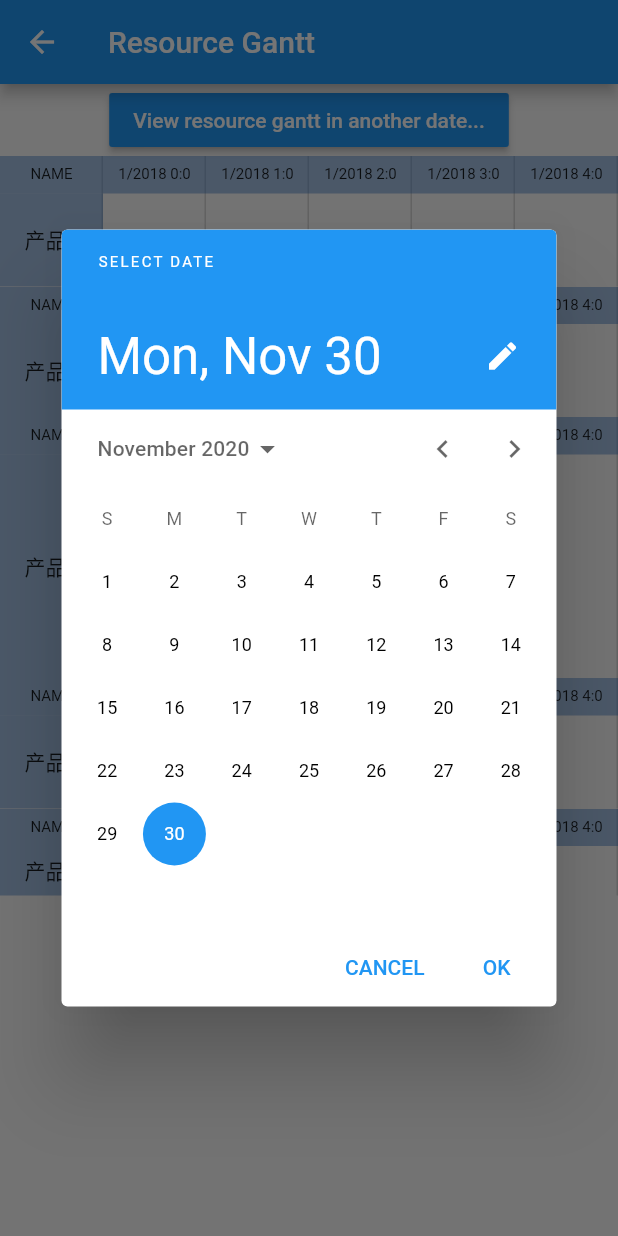
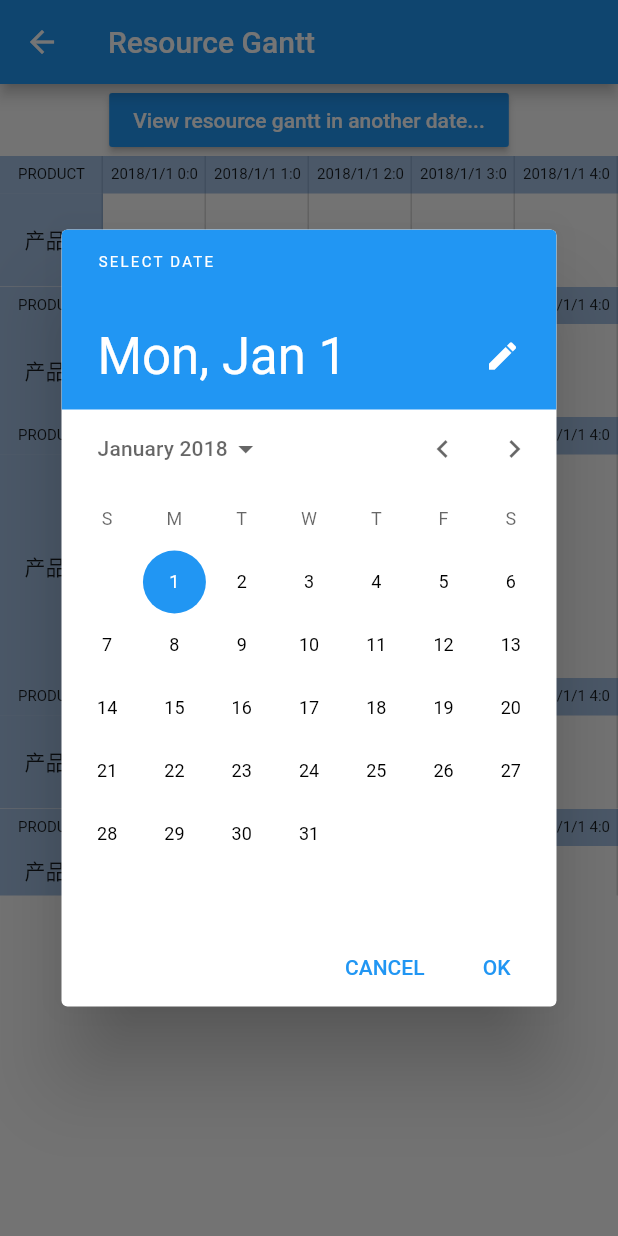
Before and after one commit to CCl4-NJU/gantt_flutter, a Flutter app: the GranttChartScreen screen opened directly, after a tap on "View resource gantt in another date...", on a phone screen of 412 x 824 dp. Run offline on Flutter 3.47's test engine with Material 2 defaults, Android fonts, the phone set to English and light mode, and no system bars; our stand-ins replace charts_flutter, flutter_datetime_picker, percent_indicator; missing offline and left inert: date_utils.

Commit message:
resource gantt changing dynamically between 2018/1/1 and 2018/1/2

```diff
--- a/lib/calendar_demo/gantt_chart/gantt_chart_screen.dart
+++ b/lib/calendar_demo/gantt_chart/gantt_chart_screen.dart
@@ -16,13 +16,16 @@ class GranttChartScreen extends StatefulWidget {
 class GranttChartScreenState extends State<GranttChartScreen>
     with TickerProviderStateMixin {
   AnimationController animationController;
+  Widget ganttWidget;
 
   //设置时间
-  DateTime fromDate = DateTime(2018, 1, 1);
-  DateTime toDate = DateTime(2018, 1, 2);
+  DateTime fromDate;
+  DateTime toDate;
 
   List<Product> usersInChart;
   List<Resource> projectsInChart;
+
+  int _mock_index = 0; //用于模拟动态数据
 
   @override
   void initState() {
@@ -31,8 +34,13 @@ class GranttChartScreenState extends State<GranttChartScreen>
         duration: Duration(microseconds: 2000), vsync: this);
     animationController.forward();
 
-    projectsInChart = projects;
-    usersInChart = users;
+    fromDate = DateTime(2018, 1, 1);
+    toDate = DateTime(2018, 1, 2);
+
+    projectsInChart = proj_arr[_mock_index];
+    usersInChart = user_arr[_mock_index];
+
+    ganttWidget = buildGantt();
   }
 
   Widget buildAppBar() {
@@ -41,22 +49,38 @@ class GranttChartScreenState extends State<GranttChartScreen>
     );
   }
 
+  Widget buildGantt() {
+    return new Expanded(
+      child: GanttChart(
+        animationController: animationController,
+        fromDate: fromDate,
+        toDate: toDate,
+        data: projectsInChart,
+        usersInChart: usersInChart,
+      ),
+    );
+  }
+
   @override
   Widget build(BuildContext context) {
     datePicker() async {
       DateTime picked = await showDatePicker(
         context: context,
-        initialDate: DateTime.now(),
+        initialDate: fromDate,
         firstDate: DateTime(DateTime.now().year - 5),
         lastDate: DateTime(DateTime.now().year + 5),
       );
       setState(() {
         fromDate = picked;
         toDate = fromDate.add(new Duration(days: 1));
+
+        _mock_index = 1 - _mock_index;
+        usersInChart = user_arr[_mock_index];
+        projectsInChart = proj_arr[_mock_index];
+
+        ganttWidget = buildGantt();
       });
       print(picked);
-      print(fromDate);
-      print(toDate);
       //TODO: Change gantt data
     }
 
@@ -80,15 +104,7 @@ class GranttChartScreenState extends State<GranttChartScreen>
                 ],
               ),
             ),
-            Expanded(
-              child: GanttChart(
-                animationController: animationController,
-                fromDate: fromDate,
-                toDate: toDate,
-                data: projectsInChart,
-                usersInChart: usersInChart,
-              ),
-            ),
+            ganttWidget,
           ],
         ),
       ),
@@ -175,6 +191,7 @@ class GanttChart extends StatelessWidget {
     for (int i = 0; i < data.length; i++) {
       var remainingWidth =
           calculateRemainingWidth(data[i].startTime, data[i].endTime);
+
       if (remainingWidth > 0) {
         chartBars.add(Container(
           decoration: BoxDecoration(
@@ -214,7 +231,7 @@ class GanttChart extends StatelessWidget {
     headerItems.add(Container(
       width: chartViewWidth / viewRangeToFitScreen,
       child: new Text(
-        'NAME',
+        'PRODUCT',
         textAlign: TextAlign.center,
         style: TextStyle(
           fontSize: 10.0,
@@ -226,9 +243,11 @@ class GanttChart extends StatelessWidget {
       headerItems.add(Container(
         width: chartViewWidth / viewRangeToFitScreen,
         child: new Text(
-          tempDate.month.toString() +
+          tempDate.year.toString() +
               '/' +
-              tempDate.year.toString() +
+              tempDate.month.toString() +
+              '/' +
+              tempDate.day.toString() +
               ' ' +
               tempDate.hour.toString() +
               ':' +
@@ -341,7 +360,8 @@ class GanttChart extends StatelessWidget {
     usersInChart.forEach((user) {
       List<Resource> projectsOfUser = new List();
 
-      projectsOfUser = projects
+      //关键代码：tmd作者不小心把这里写死了...
+      projectsOfUser = data
           .where((project) => project.productions.indexOf(user.id) != -1)
           .toList();
 
@@ -379,6 +399,13 @@ var users = [
   Product(id: 3, name: '产品3'),
   Product(id: 4, name: '产品4'),
   Product(id: 5, name: '产品5'),
+];
+
+var users2 = [
+  Product(id: 1, name: '产品400375'),
+  Product(id: 2, name: '产品300786'),
+  Product(id: 3, name: '产品300787'),
+  Product(id: 4, name: '产品300788'),
 ];
 
 //productions：一条生产线同一时段可以同时生产多个产品，只是示例刚好没有这种情况
@@ -457,3 +484,75 @@ var projects = [
       endTime: DateTime(2018, 1, 1, 23, 0),
       productions: [4]),
 ];
+
+var projects2 = [
+  Resource(
+      id: 1,
+      name: 'Line 2',
+      startTime: DateTime(2018, 1, 2, 1, 0),
+      endTime: DateTime(2018, 1, 2, 3, 0),
+      productions: [1]),
+  Resource(
+      id: 2,
+      name: 'Line 2',
+      startTime: DateTime(2018, 1, 2, 3, 0),
+      endTime: DateTime(2018, 1, 2, 11, 0),
+      productions: [2]),
+  Resource(
+      id: 3,
+      name: 'Line 2',
+      startTime: DateTime(2018, 1, 2, 12, 0),
+      endTime: DateTime(2018, 1, 2, 15, 0),
+      productions: [3]),
+  Resource(
+      id: 4,
+      name: 'Line 2',
+      startTime: DateTime(2018, 1, 2, 15, 0),
+      endTime: DateTime(2018, 1, 2, 17, 0),
+      productions: [4]),
+  Resource(
+      id: 5,
+      name: 'Line 4',
+      startTime: DateTime(2018, 1, 2, 3, 0),
+      endTime: DateTime(2018, 1, 2, 5, 0),
+      productions: [3]),
+  Resource(
+      id: 6,
+      name: '李四',
+      startTime: DateTime(2018, 1, 2, 1, 0),
+      endTime: DateTime(2018, 1, 2, 3, 0),
+      productions: [1]),
+  Resource(
+      id: 7,
+      name: '李四',
+      startTime: DateTime(2018, 1, 2, 3, 0),
+      endTime: DateTime(2018, 1, 2, 11, 0),
+      productions: [2]),
+  Resource(
+      id: 8,
+      name: '小明',
+      startTime: DateTime(2018, 1, 2, 3, 0),
+      endTime: DateTime(2018, 1, 2, 5, 0),
+      productions: [3]),
+  Resource(
+      id: 9,
+      name: '小明',
+      startTime: DateTime(2018, 1, 2, 12, 0),
+      endTime: DateTime(2018, 1, 2, 13, 0),
+      productions: [3]),
+  Resource(
+      id: 10,
+      name: '张三',
+      startTime: DateTime(2018, 1, 2, 13, 0),
+      endTime: DateTime(2018, 1, 2, 15, 0),
+      productions: [3]),
+  Resource(
+      id: 11,
+      name: '张三',
+      startTime: DateTime(2018, 1, 2, 15, 0),
+      endTime: DateTime(2018, 1, 2, 17, 0),
+      productions: [4]),
+];
+
+var user_arr = [users, users2];
+var proj_arr = [projects, projects2];
```
